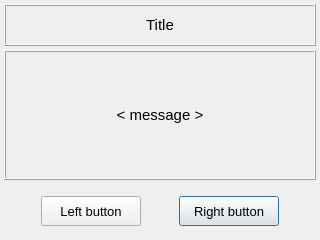
MOPT-UFSC/VIBRA, file vibra/interface/data/ui_files/messages/get_user_confirmation.ui: the form before one commit.
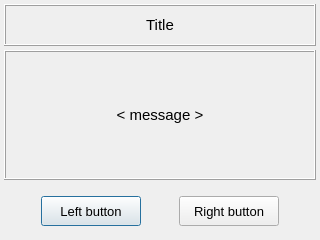
The form after the commit.

Commit message: Get the user confirmation before removing the project solution data

What changed in the file:
```diff
--- a/vibra/interface/data/ui_files/messages/get_user_confirmation.ui
+++ b/vibra/interface/data/ui_files/messages/get_user_confirmation.ui
@@ -119,7 +119,7 @@
          <string>Right button</string>
         </property>
         <property name="autoDefault">
-         <bool>true</bool>
+         <bool>false</bool>
         </property>
         <property name="default">
          <bool>false</bool>
@@ -165,10 +165,10 @@
          <string>Left button</string>
         </property>
         <property name="autoDefault">
-         <bool>false</bool>
+         <bool>true</bool>
         </property>
         <property name="default">
-         <bool>false</bool>
+         <bool>true</bool>
         </property>
         <property name="flat">
          <bool>false</bool>
```
Left out of the diff: 4 changed lines with no effect on the pictures. The commit also changes 1 other file.
